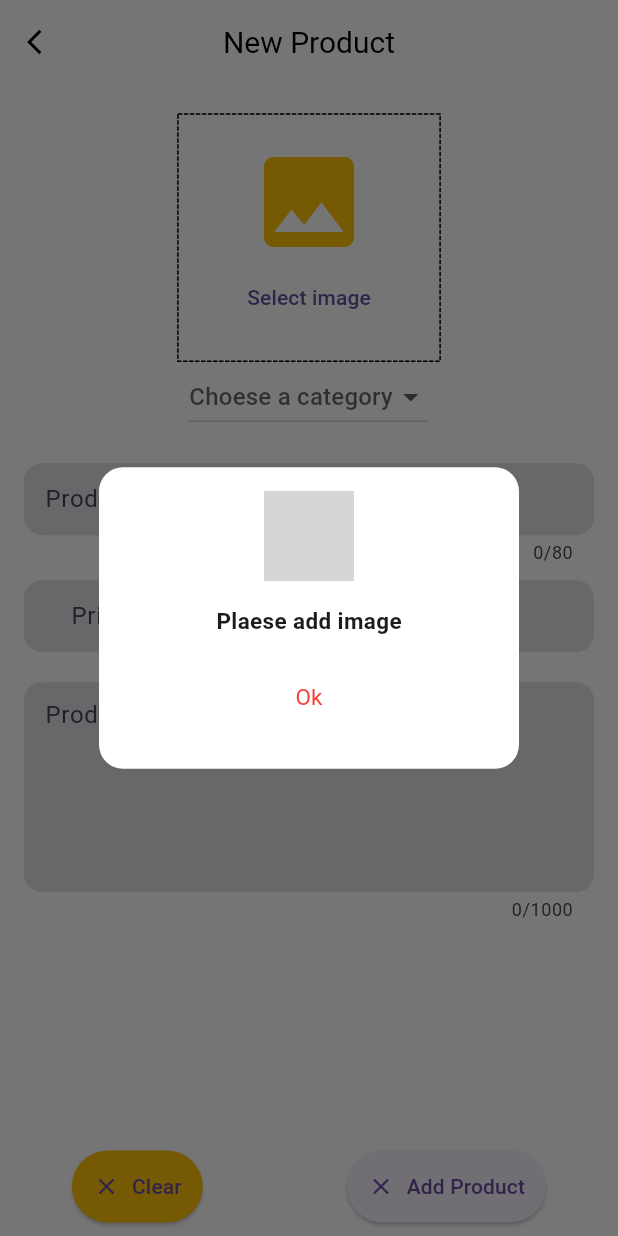
After one commit to efegorkemumit/ecommerce_flutter_admin, a Flutter app: the EditorUploadProductScreen screen opened by its route, after a tap on "Add Product", on a phone screen of 412 x 824 dp. The commit adds this screen. Run offline on Flutter 3.47's test engine with Material 3 defaults, Android fonts, the phone set to English and light mode, and no system bars; drawn by our look-alikes of dotted_border; our stand-ins replace cloud_firestore, fancy_shimmer_image, firebase_core, firebase_storage, fluttertoast, iconly and 3 more; missing offline and left inert: dynamic_height_grid_view; accounts and stored records are empty; grey boxes are pictures that could not be loaded.

Commit message:
Product Admin

```diff
--- a/lib/main.dart
+++ b/lib/main.dart
@@ -26,6 +26,7 @@ class MyApp extends StatelessWidget {
     appId: '1:375993132013:web:173caaec9586c7f44bfde4',
     messagingSenderId: '375993132013',
     projectId: 'ecommerce-udemy-ff943',
+      storageBucket: 'ecommerce-udemy-ff943.appspot.com',
     )
     ),
     builder: (context, snapshot){
--- a/lib/models/product_model.dart
+++ b/lib/models/product_model.dart
@@ -1,3 +1,4 @@
+import 'package:cloud_firestore/cloud_firestore.dart';
 import 'package:flutter/cupertino.dart';
 import 'package:uuid/uuid.dart';
 
@@ -9,6 +10,8 @@ class ProductModel with ChangeNotifier{
       productDescription,
       productImage,
       productQuantity;
+  Timestamp? createdAt;
+
 
   ProductModel({
     required this.productId,
@@ -18,6 +21,7 @@ class ProductModel with ChangeNotifier{
     required this.productDescription,
     required this.productImage,
     required this.productQuantity,
+    this.createdAt,
 
 
   });
--- a/lib/screens/editorUploadProduct.dart
+++ b/lib/screens/editorUploadProduct.dart
@@ -1,15 +1,20 @@
 import 'dart:io';
 
+import 'package:cloud_firestore/cloud_firestore.dart';
 import 'package:dotted_border/dotted_border.dart';
 import 'package:ecommerce_flutter_admin/constans/app_constans.dart';
 import 'package:ecommerce_flutter_admin/constans/validator.dart';
 import 'package:ecommerce_flutter_admin/models/product_model.dart';
 import 'package:ecommerce_flutter_admin/services/assets_manager.dart';
 import 'package:ecommerce_flutter_admin/services/myapp_functions.dart';
+import 'package:ecommerce_flutter_admin/widget/loader_manager.dart';
 import 'package:ecommerce_flutter_admin/widget/subtitle_text.dart';
 import 'package:ecommerce_flutter_admin/widget/title_text.dart';
+import 'package:firebase_storage/firebase_storage.dart';
 import 'package:flutter/material.dart';
+import 'package:fluttertoast/fluttertoast.dart';
 import 'package:image_picker/image_picker.dart';
+import 'package:uuid/uuid.dart';
 
 class EditorUploadProductScreen extends StatefulWidget {
   static const routName = "/EditorUploadProductScreen";
@@ -29,6 +34,8 @@ class _EditorUploadProductScreenState extends State<EditorUploadProductScreen> {
   String? _categoryValue;
   bool isEditing = false;
   String? productNetworkImage;
+  String? productImageUrl;
+  bool _isLoading =false;
 
   @override
   void initState() {
@@ -84,7 +91,60 @@ class _EditorUploadProductScreenState extends State<EditorUploadProductScreen> {
       }
       final isValid  = _formKey.currentState!.validate();
       FocusScope.of(context).unfocus();
-      if(isValid){}
+      if(isValid){
+
+        try{
+          setState(() {
+            _isLoading =true;
+          });
+
+          final ref = FirebaseStorage.instance.ref()
+              .child("productImages")
+              .child("${_titleController.text}.jpg");
+          await ref.putFile(File(_pickedImage!.path));
+          productImageUrl = await ref.getDownloadURL();
+
+          final productId=Uuid().v4();
+          await FirebaseFirestore.instance.collection("products").doc(productId).set({
+            'productId': productId,
+            'productTitle': _titleController.text,
+            'productPrice': _priceController.text,
+            'productCategory': _categoryValue,
+            'productDescription': _descriptionController.text,
+            'productImage': productImageUrl,
+            'productQuantity': _quanttiyContoller.text,
+            'createdAt': Timestamp.now(),
+
+          });
+          Fluttertoast.showToast(msg: "Product has beed added Success", textColor: Colors.red);
+          if(!mounted) return;
+          MyAppFunctions.showErrorOrWaningDialog(
+              context: context,
+              subtitle: "Clear Form ? ",
+              fct: (){
+                clearForm();
+              });
+
+
+        } on FirebaseException catch (error){
+          await MyAppFunctions.showErrorOrWaningDialog(
+              context: context,
+              subtitle: error.message.toString(),
+              fct: (){}
+          );
+        } catch (error) {
+          await MyAppFunctions.showErrorOrWaningDialog(
+              context: context,
+              subtitle: error.toString(),
+              fct: (){}
+          );
+        }
+        finally {
+          setState(() {
+            _isLoading=false;
+          });
+        }
+    }
 
     }
 
@@ -199,7 +259,7 @@ class _EditorUploadProductScreenState extends State<EditorUploadProductScreen> {
             title:  TitleTextWidget(label: isEditing ? "Edit Product" : "New Product")
         ),
 
-        body: SafeArea(
+        body: LoadingManager(isLoading: _isLoading, child:  SafeArea(
           child: SingleChildScrollView(
             child: Column(
               children: [
@@ -445,6 +505,7 @@ class _EditorUploadProductScreenState extends State<EditorUploadProductScreen> {
 
 
       ),
+      ),
 
 
 
--- a/lib/services/myapp_functions.dart
+++ b/lib/services/myapp_functions.dart
@@ -51,6 +51,7 @@ class MyAppFunctions{
                     ),
                     TextButton(
                       onPressed: (){
+                        fct();
                         Navigator.pop(context);
 
                       },
--- /dev/null
+++ b/lib/widget/loader_manager.dart
@@ -0,0 +1,26 @@
+import 'package:flutter/material.dart';
+
+class LoadingManager extends StatelessWidget {
+  const LoadingManager({super.key, required this.child, required this.isLoading });
+
+  final Widget child;
+  final bool isLoading;
+  @override
+  Widget build(BuildContext context) {
+    return Stack(
+      children: [
+        child,
+        if(isLoading) ...[
+          Container(
+            color: Colors.black38.withOpacity(0.7),
+          ),
+          const Center(
+            child: CircularProgressIndicator(
+              color: Colors.red,
+            ),
+          )
+        ]
+      ],
+    );
+  }
+}
```
